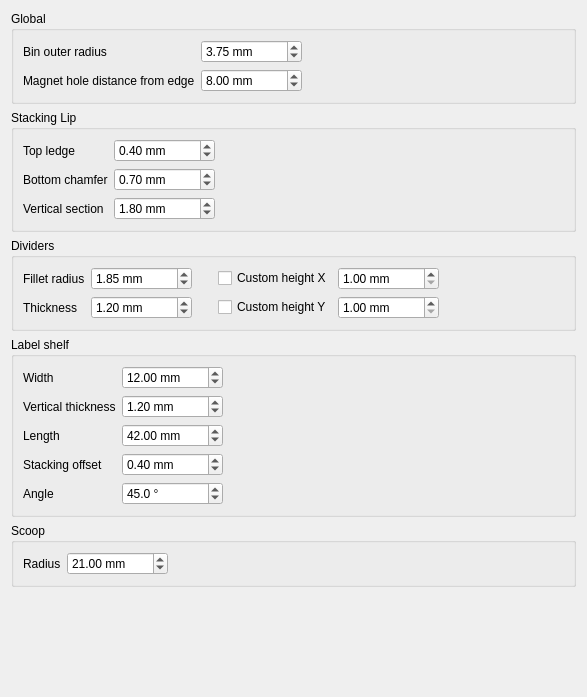
This is freecad/gridfinity_workbench/ui/preferences-features.ui in Stu142/FreeCAD-Gridfinity-Workbench as Qt 5 draws it before an edit. The edited form follows.
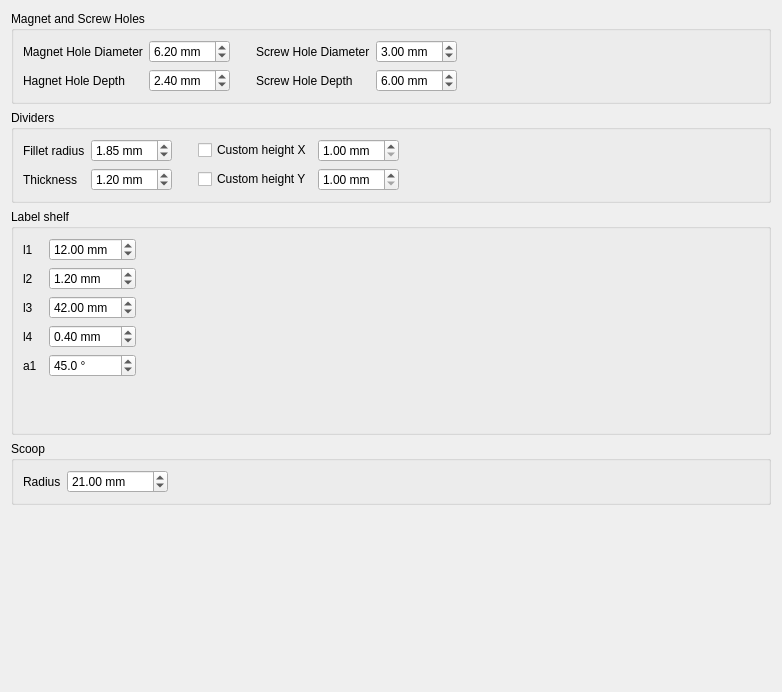
This is the edited form. Icons and pictures are not drawn. Custom widgets are drawn as their Qt base class.

Diff of the .ui file:
```diff
--- a/freecad/gridfinity_workbench/ui/preferences-features.ui
+++ b/freecad/gridfinity_workbench/ui/preferences-features.ui
@@ -6,8 +6,8 @@
    <rect>
     <x>0</x>
     <y>0</y>
-    <width>587</width>
-    <height>697</height>
+    <width>782</width>
+    <height>692</height>
    </rect>
   </property>
   <property name="windowTitle">
@@ -17,25 +17,108 @@
    <item>
     <widget class="QGroupBox" name="BinDefaultGroupBox">
      <property name="title">
-      <string>Global</string>
+      <string>Magnet and Screw Holes</string>
      </property>
      <layout class="QGridLayout" name="gridLayout">
       <item row="0" column="1">
-       <widget class="Gui::PrefDoubleSpinBox" name="BaseOuterRadiusSpinbox">
+       <widget class="Gui::PrefDoubleSpinBox" name="doubleSpinBox_4">
         <property name="suffix">
          <string> mm</string>
         </property>
         <property name="maximum">
-         <double>10000.000000000000000</double>
+         <double>99.000000000000000</double>
         </property>
         <property name="singleStep">
          <double>0.050000000000000</double>
         </property>
         <property name="value">
-         <double>3.750000000000000</double>
+         <double>6.200000000000000</double>
         </property>
         <property name="prefEntry" stdset="0">
-         <cstring>BinOuterRadius</cstring>
+         <cstring>MagnetHoleDiameter</cstring>
+        </property>
+        <property name="prefPath" stdset="0">
+         <cstring>Mod/Gridfinity</cstring>
+        </property>
+       </widget>
+      </item>
+      <item row="3" column="0">
+       <widget class="QLabel" name="MagnetDepthLabel">
+        <property name="text">
+         <string>Hagnet Hole Depth</string>
+        </property>
+       </widget>
+      </item>
+      <item row="3" column="4">
+       <widget class="Gui::PrefDoubleSpinBox" name="ScrewHoleDepthSpinbox">
+        <property name="suffix">
+         <string> mm</string>
+        </property>
+        <property name="maximum">
+         <double>99.000000000000000</double>
+        </property>
+        <property name="singleStep">
+         <double>0.100000000000000</double>
+        </property>
+        <property name="value">
+         <double>6.000000000000000</double>
+        </property>
+        <property name="prefEntry" stdset="0">
+         <cstring>ScrewHoleDepth</cstring>
+        </property>
+        <property name="prefPath" stdset="0">
+         <cstring>Mod/Gridfinity</cstring>
+        </property>
+       </widget>
+      </item>
+      <item row="0" column="5">
+       <spacer name="horizontalSpacer_2">
+        <property name="orientation">
+         <enum>Qt::Orientation::Horizontal</enum>
+        </property>
+        <property name="sizeHint" stdset="0">
+         <size>
+          <width>40</width>
+          <height>20</height>
+         </size>
+        </property>
+       </spacer>
+      </item>
+      <item row="0" column="4">
+       <widget class="Gui::PrefDoubleSpinBox" name="ScrewHoleDiameterSpinbox">
+        <property name="suffix">
+         <string> mm</string>
+        </property>
+        <property name="maximum">
+         <double>99.000000000000000</double>
+        </property>
+        <property name="value">
+         <double>3.000000000000000</double>
+        </property>
+        <property name="prefEntry" stdset="0">
+         <cstring>ScrewHoleDiameter</cstring>
+        </property>
+        <property name="prefPath" stdset="0">
+         <cstring>Mod/Gridfinity</cstring>
+        </property>
+       </widget>
+      </item>
+      <item row="3" column="1">
+       <widget class="Gui::PrefDoubleSpinBox" name="doubleSpinBox_5">
+        <property name="suffix">
+         <string> mm</string>
+        </property>
+        <property name="maximum">
+         <double>99.000000000000000</double>
+        </property>
+        <property name="singleStep">
+         <double>0.100000000000000</double>
+        </property>
+        <property name="value">
+         <double>2.400000000000000</double>
+        </property>
+        <property name="prefEntry" stdset="0">
+         <cstring>MagnetHoleDepth</cstring>
         </property>
         <property name="prefPath" stdset="0">
          <cstring>Mod/Gridfinity</cstring>
@@ -43,17 +126,18 @@
        </widget>
       </item>
       <item row="0" column="3">
-       <spacer name="horizontalSpacer_3">
-        <property name="orientation">
-         <enum>Qt::Orientation::Horizontal</enum>
+       <widget class="QLabel" name="ScrewDiameterLabel">
+        <property name="text">
+         <string>Screw Hole Diameter</string>
         </property>
-        <property name="sizeHint" stdset="0">
-         <size>
-          <width>40</width>
-          <height>20</height>
-         </size>
+       </widget>
+      </item>
+      <item row="3" column="3">
+       <widget class="QLabel" name="ScrewDepthLabel">
+        <property name="text">
+         <string>Screw Hole Depth</string>
         </property>
-       </spacer>
+       </widget>
       </item>
       <item row="0" column="2">
        <spacer name="horizontalSpacer_4">
@@ -74,142 +158,7 @@
       <item row="0" column="0">
        <widget class="QLabel" name="BaseOuterRadiusLabel">
         <property name="text">
-         <string>Bin outer radius</string>
-        </property>
-       </widget>
-      </item>
-      <item row="1" column="0">
-       <widget class="QLabel" name="MagnetHoleDistanceFromEdgeLabel">
-        <property name="text">
-         <string>Magnet hole distance from edge</string>
-        </property>
-       </widget>
-      </item>
-      <item row="1" column="1">
-       <widget class="Gui::PrefDoubleSpinBox" name="MagnetHoleDistanceFromEdgeSpinbox">
-        <property name="suffix">
-         <string> mm</string>
-        </property>
-        <property name="maximum">
-         <double>10000.000000000000000</double>
-        </property>
-        <property name="value">
-         <double>8.000000000000000</double>
-        </property>
-        <property name="prefEntry" stdset="0">
-         <cstring>MagnetHoleDistanceFromEdge</cstring>
-        </property>
-        <property name="prefPath" stdset="0">
-         <cstring>Mod/Gridfinity</cstring>
-        </property>
-       </widget>
-      </item>
-     </layout>
-    </widget>
-   </item>
-   <item>
-    <widget class="QGroupBox" name="StackingLipGroupBox">
-     <property name="title">
-      <string>Stacking Lip</string>
-     </property>
-     <layout class="QGridLayout" name="gridLayout_2">
-      <item row="0" column="0">
-       <widget class="QLabel" name="StackingLipTopLedgeLabel">
-        <property name="text">
-         <string>Top ledge</string>
-        </property>
-       </widget>
-      </item>
-      <item row="2" column="0">
-       <widget class="QLabel" name="StackingLipVerticalSectionLabel">
-        <property name="text">
-         <string>Vertical section</string>
-        </property>
-       </widget>
-      </item>
-      <item row="0" column="2">
-       <spacer name="horizontalSpacer_6">
-        <property name="orientation">
-         <enum>Qt::Orientation::Horizontal</enum>
-        </property>
-        <property name="sizeHint" stdset="0">
-         <size>
-          <width>40</width>
-          <height>20</height>
-         </size>
-        </property>
-       </spacer>
-      </item>
-      <item row="1" column="0">
-       <widget class="QLabel" name="StackingLipBottomChamferLabel">
-        <property name="text">
-         <string>Bottom chamfer</string>
-        </property>
-       </widget>
-      </item>
-      <item row="0" column="1">
-       <widget class="Gui::PrefDoubleSpinBox" name="StackingLipTopLedgeSpinbox">
-        <property name="suffix">
-         <string> mm</string>
-        </property>
-        <property name="maximum">
-         <double>10000.000000000000000</double>
-        </property>
-        <property name="singleStep">
-         <double>0.050000000000000</double>
-        </property>
-        <property name="value">
-         <double>0.400000000000000</double>
-        </property>
-        <property name="prefEntry" stdset="0">
-         <cstring>StackingLipTopLedge</cstring>
-        </property>
-        <property name="prefPath" stdset="0">
-         <cstring>Mod/Gridfinity</cstring>
-        </property>
-       </widget>
-      </item>
-      <item row="1" column="1">
-       <widget class="Gui::PrefDoubleSpinBox" name="StackingLipBottomChamferSpinbox">
-        <property name="suffix">
-         <string> mm</string>
-        </property>
-        <property name="maximum">
-         <double>10000.000000000000000</double>
-        </property>
-        <property name="singleStep">
-         <double>0.050000000000000</double>
-        </property>
-        <property name="value">
-         <double>0.700000000000000</double>
-        </property>
-        <property name="prefEntry" stdset="0">
-         <cstring>StackingLipBottomChamfer</cstring>
-        </property>
-        <property name="prefPath" stdset="0">
-         <cstring>Mod/Gridfinity</cstring>
-        </property>
-       </widget>
-      </item>
-      <item row="2" column="1">
-       <widget class="Gui::PrefDoubleSpinBox" name="StackingLipVerticalSectionSpinbox">
-        <property name="suffix">
-         <string> mm</string>
-        </property>
-        <property name="maximum">
-         <double>10000.000000000000000</double>
-        </property>
-        <property name="singleStep">
-         <double>0.100000000000000</double>
-        </property>
-        <property name="value">
-         <double>1.800000000000000</double>
-        </property>
-        <property name="prefEntry" stdset="0">
-         <cstring>StackingLipVerticalSection</cstring>
-        </property>
-        <property name="prefPath" stdset="0">
-         <cstring>Mod/Gridfinity</cstring>
+         <string>Magnet Hole Diameter</string>
         </property>
        </widget>
       </item>
@@ -228,7 +177,7 @@
          <string> mm</string>
         </property>
         <property name="maximum">
-         <double>10000.000000000000000</double>
+         <double>99.000000000000000</double>
         </property>
         <property name="singleStep">
          <double>0.050000000000000</double>
@@ -250,7 +199,7 @@
          <string> mm</string>
         </property>
         <property name="maximum">
-         <double>10000.000000000000000</double>
+         <double>99.000000000000000</double>
         </property>
         <property name="singleStep">
          <double>0.100000000000000</double>
@@ -318,7 +267,7 @@
          <double>1.000000000000000</double>
         </property>
         <property name="maximum">
-         <double>10000.000000000000000</double>
+         <double>99.000000000000000</double>
         </property>
         <property name="value">
          <double>1.000000000000000</double>
@@ -340,7 +289,7 @@
          <double>1.000000000000000</double>
         </property>
         <property name="maximum">
-         <double>10000.000000000000000</double>
+         <double>99.000000000000000</double>
         </property>
         <property name="value">
          <double>1.000000000000000</double>
@@ -394,17 +343,10 @@
       <string>Label shelf</string>
      </property>
      <layout class="QGridLayout" name="gridLayout_7">
-      <item row="3" column="0">
-       <widget class="QLabel" name="PartsBinLabelShelfStackingOffsetLabel">
-        <property name="text">
-         <string>Stacking offset</string>
-        </property>
-       </widget>
-      </item>
       <item row="2" column="0">
        <widget class="QLabel" name="PartsBinLabelShelfLengthLabel">
         <property name="text">
-         <string>Length</string>
+         <string>l3</string>
         </property>
        </widget>
       </item>
@@ -414,7 +356,7 @@
          <string> mm</string>
         </property>
         <property name="maximum">
-         <double>10000.000000000000000</double>
+         <double>999.000000000000000</double>
         </property>
         <property name="singleStep">
          <double>1.000000000000000</double>
@@ -430,6 +372,97 @@
         </property>
        </widget>
       </item>
+      <item row="3" column="0">
+       <widget class="QLabel" name="PartsBinLabelShelfStackingOffsetLabel">
+        <property name="text">
+         <string>l4</string>
+        </property>
+       </widget>
+      </item>
+      <item row="1" column="0">
+       <widget class="QLabel" name="PartsBinLabelShelfVerticalThicknessLabel">
+        <property name="text">
+         <string>l2</string>
+        </property>
+       </widget>
+      </item>
+      <item row="3" column="1">
+       <widget class="Gui::PrefDoubleSpinBox" name="PartsBinLabelShelfStackingOffsetSpinbox">
+        <property name="suffix">
+         <string> mm</string>
+        </property>
+        <property name="maximum">
+         <double>99.000000000000000</double>
+        </property>
+        <property name="singleStep">
+         <double>0.100000000000000</double>
+        </property>
+        <property name="value">
+         <double>0.400000000000000</double>
+        </property>
+        <property name="prefEntry" stdset="0">
+         <cstring>LabelShelfStackingOffset</cstring>
+        </property>
+        <property name="prefPath" stdset="0">
+         <cstring>Mod/Gridfinity</cstring>
+        </property>
+       </widget>
+      </item>
+      <item row="0" column="4">
+       <spacer name="horizontalSpacer_9">
+        <property name="orientation">
+         <enum>Qt::Orientation::Horizontal</enum>
+        </property>
+        <property name="sizeHint" stdset="0">
+         <size>
+          <width>40</width>
+          <height>20</height>
+         </size>
+        </property>
+       </spacer>
+      </item>
+      <item row="0" column="1">
+       <widget class="Gui::PrefDoubleSpinBox" name="PartsBinLabelShelfWidthSpinbox">
+        <property name="suffix">
+         <string> mm</string>
+        </property>
+        <property name="maximum">
+         <double>99.000000000000000</double>
+        </property>
+        <property name="value">
+         <double>12.000000000000000</double>
+        </property>
+        <property name="prefEntry" stdset="0">
+         <cstring>LabelShelfWidth</cstring>
+        </property>
+        <property name="prefPath" stdset="0">
+         <cstring>Mod/Gridfinity</cstring>
+        </property>
+       </widget>
+      </item>
+      <item row="0" column="0">
+       <widget class="QLabel" name="PartsBinLabelShelfWidthLabel">
+        <property name="text">
+         <string>l1</string>
+        </property>
+       </widget>
+      </item>
+      <item row="0" column="2">
+       <spacer name="horizontalSpacer_3">
+        <property name="orientation">
+         <enum>Qt::Orientation::Horizontal</enum>
+        </property>
+        <property name="sizeType">
+         <enum>QSizePolicy::Policy::Fixed</enum>
+        </property>
+        <property name="sizeHint" stdset="0">
+         <size>
+          <width>20</width>
+          <height>20</height>
+         </size>
+        </property>
+       </spacer>
+      </item>
       <item row="4" column="1">
        <widget class="Gui::PrefDoubleSpinBox" name="PartsBinLabelShelfAngleSpinbox">
         <property name="suffix">
@@ -455,75 +488,13 @@
         </property>
        </widget>
       </item>
-      <item row="3" column="1">
-       <widget class="Gui::PrefDoubleSpinBox" name="PartsBinLabelShelfStackingOffsetSpinbox">
-        <property name="suffix">
-         <string> mm</string>
-        </property>
-        <property name="maximum">
-         <double>10000.000000000000000</double>
-        </property>
-        <property name="singleStep">
-         <double>0.100000000000000</double>
-        </property>
-        <property name="value">
-         <double>0.400000000000000</double>
-        </property>
-        <property name="prefEntry" stdset="0">
-         <cstring>LabelShelfStackingOffset</cstring>
-        </property>
-        <property name="prefPath" stdset="0">
-         <cstring>Mod/Gridfinity</cstring>
-        </property>
-       </widget>
-      </item>
-      <item row="1" column="0">
-       <widget class="QLabel" name="PartsBinLabelShelfVerticalThicknessLabel">
-        <property name="text">
-         <string>Vertical thickness</string>
-        </property>
-       </widget>
-      </item>
-      <item row="4" column="0">
-       <widget class="QLabel" name="PartsBinLabelShelfAngleLabel">
-        <property name="text">
-         <string>Angle</string>
-        </property>
-       </widget>
-      </item>
-      <item row="0" column="1">
-       <widget class="Gui::PrefDoubleSpinBox" name="PartsBinLabelShelfWidthSpinbox">
-        <property name="suffix">
-         <string> mm</string>
-        </property>
-        <property name="maximum">
-         <double>10000.000000000000000</double>
-        </property>
-        <property name="value">
-         <double>12.000000000000000</double>
-        </property>
-        <property name="prefEntry" stdset="0">
-         <cstring>LabelShelfWidth</cstring>
-        </property>
-        <property name="prefPath" stdset="0">
-         <cstring>Mod/Gridfinity</cstring>
-        </property>
-       </widget>
-      </item>
-      <item row="0" column="0">
-       <widget class="QLabel" name="PartsBinLabelShelfWidthLabel">
-        <property name="text">
-         <string>Width</string>
-        </property>
-       </widget>
-      </item>
       <item row="1" column="1">
        <widget class="Gui::PrefDoubleSpinBox" name="PartsBinLabelShelfVerticalThicknessSpinbox">
         <property name="suffix">
          <string> mm</string>
         </property>
         <property name="maximum">
-         <double>10000.000000000000000</double>
+         <double>99.000000000000000</double>
         </property>
         <property name="singleStep">
          <double>0.100000000000000</double>
@@ -539,19 +510,36 @@
         </property>
        </widget>
       </item>
-      <item row="0" column="2">
-       <spacer name="horizontalSpacer_9">
+      <item row="4" column="0">
+       <widget class="QLabel" name="PartsBinLabelShelfAngleLabel">
+        <property name="text">
+         <string>a1</string>
+        </property>
+       </widget>
+      </item>
+      <item row="5" column="0">
+       <spacer name="verticalSpacer_2">
         <property name="orientation">
-         <enum>Qt::Orientation::Horizontal</enum>
+         <enum>Qt::Orientation::Vertical</enum>
         </property>
         <property name="sizeHint" stdset="0">
          <size>
-          <width>40</width>
-          <height>20</height>
+          <width>20</width>
+          <height>40</height>
          </size>
         </property>
        </spacer>
       </item>
+      <item row="0" column="3" rowspan="6">
+       <widget class="QLabel" name="label_2">
+        <property name="text">
+         <string/>
+        </property>
+        <property name="pixmap">
+         <pixmap>label-shelf.png</pixmap>
+        </property>
+       </widget>
+      </item>
      </layout>
     </widget>
    </item>
```
Left out of the diff: 12 changed lines with no effect on the pictures.
